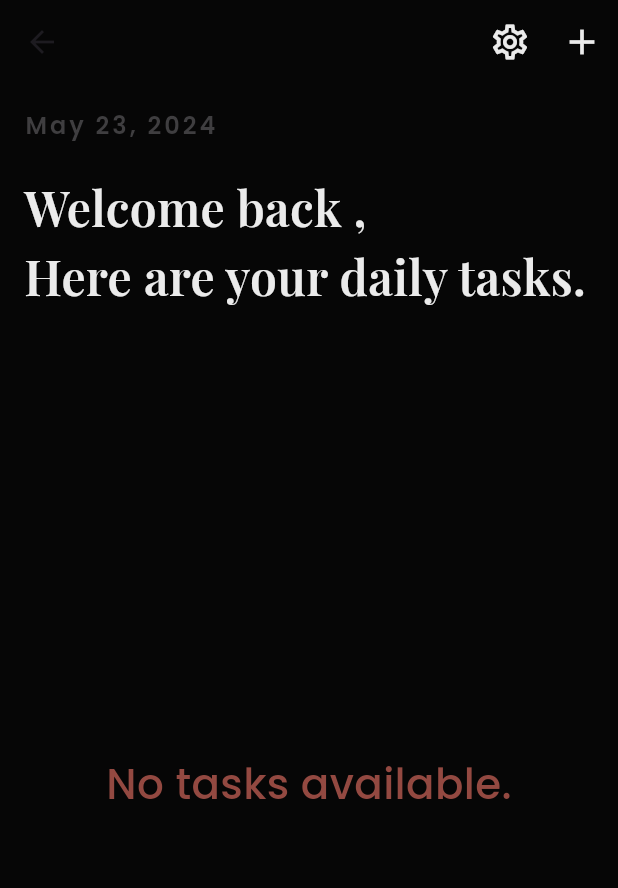
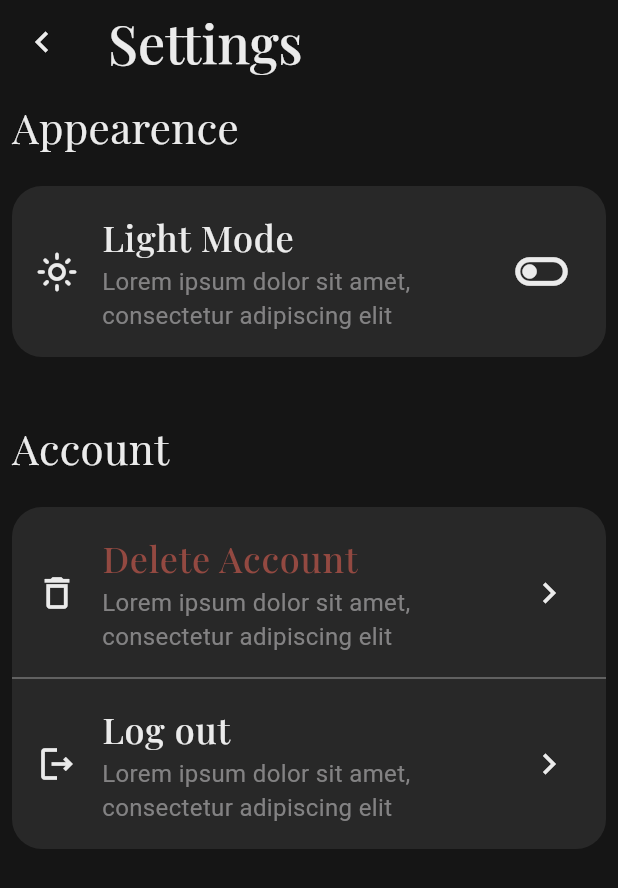
Before and after one commit to Maheen-Ilyas/task-trek, a Flutter app: the HomeView screen opened by its route, after a tap on the "settings" icon, on a phone screen of 412 x 824 dp. Shown: the top 888 px of the screen. Run offline on Flutter 3.47's test engine with Material 3 defaults, Android fonts, the phone set to English and light mode, and no system bars; our stand-ins replace cloud_firestore, firebase_auth, firebase_core, get, google_fonts, shared_preferences; accounts and stored records are empty; generated files the repository leaves out were written again.

Commit message:
Done with settings screen

```diff
--- a/lib/app/app.dart
+++ b/lib/app/app.dart
@@ -3,6 +3,7 @@ import 'package:to_do/app/routes.dart';
 import 'package:to_do/utils/theme/app_colors.dart';
 import 'package:to_do/view/add_task.dart';
 import 'package:to_do/view/home_view.dart';
+import 'package:to_do/view/settings.dart';
 import 'package:to_do/view/sign_in.dart';
 import 'package:to_do/view/sign_up.dart';
 import 'package:get/get.dart';
@@ -29,6 +30,7 @@ class MyApp extends StatelessWidget {
         GetPage(name: signInRoute, page: () => const SignInView()),
         GetPage(name: homeRoute, page: () => HomeView()),
         GetPage(name: addTaskRoute, page: () => const AddTask()),
+        GetPage(name: settingsRoute, page: () => const Settings()),
       ],
       home: isFirstTime ? const WelcomeView() : HomeView(),
     );
--- a/lib/app/routes.dart
+++ b/lib/app/routes.dart
@@ -3,3 +3,4 @@ const signInRoute = '/signin';
 const homeRoute = '/home';
 const addTaskRoute = '/addtask';
 const welcomeRoute = '/welcome';
+const settingsRoute = '/settings';
--- a/lib/utils/theme/app_colors.dart
+++ b/lib/utils/theme/app_colors.dart
@@ -3,7 +3,8 @@ import 'package:flutter/material.dart';
 class AppColors {
   static const Color primaryColor = Color(0xFF934941);
   static const Color secondaryColor = Color(0xFF46322F);
-  static const Color backgroundColor = Color(0xFF060606);
+  static const Color backgroundColor = Color(0xFF151515);
+  static const Color secondaryBackgroundColor = Color(0xFF282828);
   static const Color darkGreyText = Color(0xFF3F3E40);
   static const Color mediumGreyText = Color(0xFFBFBEC0);
   static const Color lightGreyText = Color(0xFFEBEBEB);
--- a/lib/view/home_view.dart
+++ b/lib/view/home_view.dart
@@ -17,7 +17,7 @@ class HomeView extends StatelessWidget {
         backgroundColor: AppColors.transparent,
         actions: [
           IconButton(
-            onPressed: () {},
+            onPressed: () => Get.toNamed(settingsRoute),
             tooltip: "Settings",
             icon: const Icon(
               Icons.settings_outlined,
--- /dev/null
+++ b/lib/view/settings.dart
@@ -0,0 +1,187 @@
+import 'package:flutter/material.dart';
+import 'package:get/get.dart';
+import 'package:google_fonts/google_fonts.dart';
+import 'package:to_do/services/auth/auth_service.dart';
+import 'package:to_do/utils/theme/app_colors.dart';
+
+class Settings extends StatelessWidget {
+  const Settings({super.key});
+
+  @override
+  Widget build(BuildContext context) {
+    return Scaffold(
+      appBar: AppBar(
+        backgroundColor: AppColors.transparent,
+        title: Text(
+          "Settings",
+          style: TextStyle(
+            color: AppColors.lightGreyText,
+            fontFamily: GoogleFonts.playfairDisplay().fontFamily,
+            fontWeight: FontWeight.w500,
+            fontSize: Theme.of(context).textTheme.displaySmall?.fontSize,
+          ),
+        ),
+        leading: IconButton(
+          onPressed: () => Get.back(),
+          icon: const Icon(
+            Icons.chevron_left,
+            color: AppColors.lightGreyText,
+            size: 28.0,
+          ),
+        ),
+      ),
+      body: SafeArea(
+        child: Padding(
+          padding: const EdgeInsets.all(8.0),
+          child: Column(
+            crossAxisAlignment: CrossAxisAlignment.start,
+            children: [
+              Text(
+                "Appearence",
+                style: TextStyle(
+                  color: AppColors.lightGreyText,
+                  fontFamily: GoogleFonts.playfairDisplay().fontFamily,
+                  fontSize:
+                      Theme.of(context).textTheme.headlineMedium?.fontSize,
+                ),
+              ),
+              const SizedBox(height: 20.0),
+              Container(
+                padding: const EdgeInsets.symmetric(vertical: 8.0),
+                decoration: BoxDecoration(
+                  color: AppColors.secondaryBackgroundColor,
+                  borderRadius: BorderRadius.circular(20.0),
+                ),
+                child: Column(
+                  children: [
+                    SettingItemTile(
+                      onTap: () {},
+                      title: "Light Mode",
+                      titleColor: AppColors.lightGreyText,
+                      subTitle:
+                          "Lorem ipsum dolor sit amet, consectetur adipiscing elit",
+                      leading: const Icon(
+                        Icons.light_mode_outlined,
+                        color: AppColors.lightGreyText,
+                        size: 28.0,
+                      ),
+                      trailing: const Icon(
+                        Icons.toggle_off_outlined,
+                        color: AppColors.lightGreyText,
+                        size: 38.0,
+                      ),
+                    ),
+                  ],
+                ),
+              ),
+              const SizedBox(height: 40.0),
+              Text(
+                "Account",
+                style: TextStyle(
+                  color: AppColors.lightGreyText,
+                  fontFamily: GoogleFonts.playfairDisplay().fontFamily,
+                  fontSize:
+                      Theme.of(context).textTheme.headlineMedium?.fontSize,
+                ),
+              ),
+              const SizedBox(height: 20.0),
+              Container(
+                padding: const EdgeInsets.symmetric(vertical: 8.0),
+                decoration: BoxDecoration(
+                  color: AppColors.secondaryBackgroundColor,
+                  borderRadius: BorderRadius.circular(20.0),
+                ),
+                child: Column(
+                  children: [
+                    SettingItemTile(
+                      onTap: () {},
+                      title: "Delete Account",
+                      titleColor: AppColors.primaryColor,
+                      subTitle:
+                          "Lorem ipsum dolor sit amet, consectetur adipiscing elit",
+                      leading: const Icon(
+                        Icons.delete_outlined,
+                        color: AppColors.lightGreyText,
+                        size: 28.0,
+                      ),
+                      trailing: const Icon(
+                        Icons.chevron_right,
+                        color: AppColors.lightGreyText,
+                        size: 28.0,
+                      ),
+                    ),
+                    Divider(
+                      color: AppColors.mediumGreyText.withOpacity(0.5),
+                    ),
+                    SettingItemTile(
+                      onTap: () {},
+                      title: "Log out",
+                      titleColor: AppColors.lightGreyText,
+                      subTitle:
+                          "Lorem ipsum dolor sit amet, consectetur adipiscing elit",
+                      leading: const Icon(
+                        Icons.logout_outlined,
+                        color: AppColors.lightGreyText,
+                        size: 28.0,
+                      ),
+                      trailing: const Icon(
+                        Icons.chevron_right,
+                        color: AppColors.lightGreyText,
+                        size: 28.0,
+                      ),
+                    ),
+                  ],
+                ),
+              ),
+            ],
+          ),
+        ),
+      ),
+    );
+  }
+}
+
+class SettingItemTile extends StatelessWidget {
+  final VoidCallback onTap;
+  final String title;
+  final Color titleColor;
+  final String subTitle;
+  final Icon leading;
+  final Icon trailing;
+  const SettingItemTile({
+    super.key,
+    required this.onTap,
+    required this.title,
+    required this.titleColor,
+    required this.subTitle,
+    required this.leading,
+    required this.trailing,
+  });
+
+  @override
+  Widget build(BuildContext context) {
+    return GestureDetector(
+      onTap: onTap,
+      child: ListTile(
+        title: Text(
+          title,
+          style: TextStyle(
+            color: titleColor,
+            fontSize: Theme.of(context).textTheme.headlineSmall?.fontSize,
+            fontFamily: GoogleFonts.playfairDisplay().fontFamily,
+            fontWeight: FontWeight.w500,
+          ),
+        ),
+        subtitle: Text(
+          subTitle,
+          style: TextStyle(
+            color: AppColors.mediumGreyText.withOpacity(0.6),
+            fontSize: Theme.of(context).textTheme.bodyLarge?.fontSize,
+          ),
+        ),
+        leading: leading,
+        trailing: trailing,
+      ),
+    );
+  }
+}
--- a/lib/widgets/task_list.dart
+++ b/lib/widgets/task_list.dart
@@ -48,6 +48,9 @@ class _TaskListState extends State<TaskList> {
                   );
                 },
                 onDismissed: () {
+                  setState(() {
+                    controller.tasks.removeAt(index);
+                  });
                   controller.deleteTask(controller.tasks[index].id);
                 },
               );
--- a/lib/widgets/task_list_tile.dart
+++ b/lib/widgets/task_list_tile.dart
@@ -38,7 +38,7 @@ class TaskListTile extends StatelessWidget {
         return await showConfirmationDialog(context);
       },
       onDismissed: (direction) {
-        onDismissed;
+        onDismissed();
       },
       child: Column(
         children: [
```
Also changed, not shown: 1 other file.
